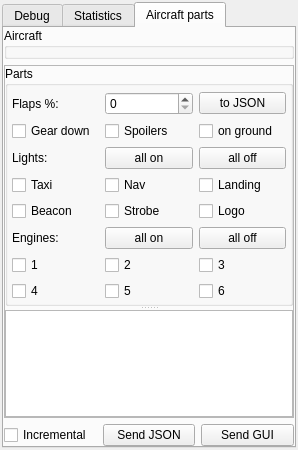
Before: the Qt Designer form src/blackgui/components/internalscomponent.ui in swift-project/pilotclient, drawn with Qt 5.
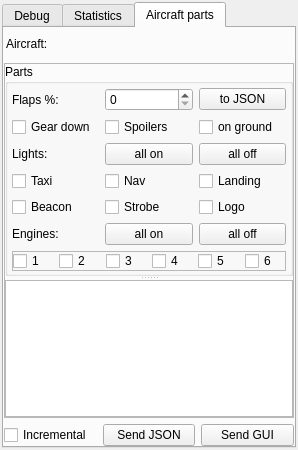
After: the same form once the commit is applied. The open tabs and pages were chosen to show the change. Custom widgets are drawn as their Qt base class.

Commit message: UI finetuning and minor code formatting

The edit to the form file:
```diff
--- a/src/blackgui/components/internalscomponent.ui
+++ b/src/blackgui/components/internalscomponent.ui
@@ -6,7 +6,7 @@
    <rect>
     <x>0</x>
     <y>0</y>
-    <width>277</width>
+    <width>282</width>
     <height>450</height>
    </rect>
   </property>
@@ -118,10 +118,10 @@
          </layout>
         </widget>
        </item>
-       <item>
+       <item alignment="Qt::AlignHCenter">
         <widget class="QLabel" name="lbl_Disclaimer_1">
          <property name="text">
-          <string>WORK IN PROGRES!!!!!</string>
+          <string>WORK IN PROGRESS!</string>
          </property>
         </widget>
        </item>
@@ -154,7 +154,7 @@
         </rect>
        </property>
        <property name="text">
-        <string>WORK IN PROGRES!!!!!</string>
+        <string>WORK IN PROGRESS!</string>
        </property>
       </widget>
      </widget>
@@ -167,7 +167,7 @@
         <number>0</number>
        </property>
        <property name="topMargin">
-        <number>0</number>
+        <number>4</number>
        </property>
        <property name="rightMargin">
         <number>0</number>
@@ -176,39 +176,34 @@
         <number>0</number>
        </property>
        <item>
-        <widget class="QGroupBox" name="gb_Aircraft">
-         <property name="title">
-          <string>Aircraft</string>
-         </property>
-         <layout class="QVBoxLayout" name="vl_GroupAircraftSelector">
-          <property name="spacing">
-           <number>2</number>
-          </property>
+        <widget class="QFrame" name="fr_Aircraft">
+         <layout class="QFormLayout" name="fl_Aircraft">
           <property name="leftMargin">
-           <number>4</number>
+           <number>2</number>
           </property>
           <property name="topMargin">
-           <number>6</number>
+           <number>0</number>
           </property>
           <property name="rightMargin">
-           <number>4</number>
+           <number>2</number>
           </property>
           <property name="bottomMargin">
-           <number>2</number>
+           <number>0</number>
           </property>
-          <item>
+          <item row="0" column="0">
+           <widget class="QLabel" name="lbl_Aircraft">
+            <property name="text">
+             <string>Aircraft:</string>
+            </property>
+           </widget>
+          </item>
+          <item row="0" column="1">
            <widget class="BlackGui::Components::CRemoteAircraftSelector" name="comp_RemoteAircraftSelector">
-            <property name="sizePolicy">
-             <sizepolicy hsizetype="Preferred" vsizetype="Maximum">
-              <horstretch>0</horstretch>
-              <verstretch>0</verstretch>
-             </sizepolicy>
-            </property>
-            <property name="frameShape">
-             <enum>QFrame::StyledPanel</enum>
-            </property>
-            <property name="frameShadow">
-             <enum>QFrame::Raised</enum>
+            <property name="minimumSize">
+             <size>
+              <width>0</width>
+              <height>25</height>
+             </size>
             </property>
            </widget>
           </item>
@@ -256,13 +251,13 @@
              </property>
              <layout class="QVBoxLayout" name="vl_GroupParts">
               <property name="spacing">
-               <number>6</number>
+               <number>4</number>
               </property>
               <property name="leftMargin">
                <number>4</number>
               </property>
               <property name="topMargin">
-               <number>6</number>
+               <number>4</number>
               </property>
               <property name="rightMargin">
                <number>4</number>
@@ -275,13 +270,6 @@
                 <property name="spacing">
                  <number>6</number>
                 </property>
-                <item row="3" column="2">
-                 <widget class="QCheckBox" name="cb_AircraftPartsLightsLanding">
-                  <property name="text">
-                   <string>Landing</string>
-                  </property>
-                 </widget>
-                </item>
                 <item row="4" column="1">
                  <widget class="QCheckBox" name="cb_AircraftPartsLightsStrobe">
                   <property name="text">
@@ -289,6 +277,13 @@
                   </property>
                  </widget>
                 </item>
+                <item row="3" column="2">
+                 <widget class="QCheckBox" name="cb_AircraftPartsLightsLanding">
+                  <property name="text">
+                   <string>Landing</string>
+                  </property>
+                 </widget>
+                </item>
                 <item row="1" column="0">
                  <widget class="QCheckBox" name="cb_AircraftPartsGearDown">
                   <property name="text">
@@ -296,13 +291,6 @@
                   </property>
                  </widget>
                 </item>
-                <item row="6" column="1">
-                 <widget class="QCheckBox" name="cb_AircraftPartsEngine2">
-                  <property name="text">
-                   <string>2</string>
-                  </property>
-                 </widget>
-                </item>
                 <item row="5" column="0">
                  <widget class="QLabel" name="lbl_AircraftPartsEngines">
                   <property name="text">
@@ -310,10 +298,10 @@
                   </property>
                  </widget>
                 </item>
-                <item row="6" column="0">
-                 <widget class="QCheckBox" name="cb_AircraftPartsEngine1">
+                <item row="4" column="0">
+                 <widget class="QCheckBox" name="cb_AircraftPartsLightsBeacon">
                   <property name="text">
-                   <string>1</string>
+                   <string>Beacon</string>
                   </property>
                  </widget>
                 </item>
@@ -324,20 +312,6 @@
                   </property>
                  </widget>
                 </item>
-                <item row="7" column="0">
-                 <widget class="QCheckBox" name="cb_AircraftPartsEngine4">
-                  <property name="text">
-                   <string>4</string>
-                  </property>
-                 </widget>
-                </item>
-                <item row="6" column="2">
-                 <widget class="QCheckBox" name="cb_AircraftPartsEngine3">
-                  <property name="text">
-                   <string>3</string>
-                  </property>
-                 </widget>
-                </item>
                 <item row="1" column="1">
                  <widget class="QCheckBox" name="cb_AircraftPartsSpoilers">
                   <property name="text">
@@ -345,27 +319,6 @@
                   </property>
                  </widget>
                 </item>
-                <item row="4" column="0">
-                 <widget class="QCheckBox" name="cb_AircraftPartsLightsBeacon">
-                  <property name="text">
-                   <string>Beacon</string>
-                  </property>
-                 </widget>
-                </item>
-                <item row="3" column="1">
-                 <widget class="QCheckBox" name="cb_AircraftPartsLightsNav">
-                  <property name="text">
-                   <string>Nav</string>
-                  </property>
-                 </widget>
-                </item>
-                <item row="2" column="0">
-                 <widget class="QLabel" name="lbl_AircraftPartsLights">
-                  <property name="text">
-                   <string>Lights:</string>
-                  </property>
-                 </widget>
-                </item>
                 <item row="3" column="0">
                  <widget class="QCheckBox" name="cb_AircraftPartsLightsTaxi">
                   <property name="text">
@@ -373,6 +326,13 @@
                   </property>
                  </widget>
                 </item>
+                <item row="2" column="0">
+                 <widget class="QLabel" name="lbl_AircraftPartsLights">
+                  <property name="text">
+                   <string>Lights:</string>
+                  </property>
+                 </widget>
+                </item>
                 <item row="4" column="2">
                  <widget class="QCheckBox" name="cb_AircraftPartsLightsLogo">
                   <property name="text">
@@ -380,10 +340,10 @@
                   </property>
                  </widget>
                 </item>
-                <item row="7" column="1">
-                 <widget class="QCheckBox" name="cb_AircraftPartsEngine5">
+                <item row="3" column="1">
+                 <widget class="QCheckBox" name="cb_AircraftPartsLightsNav">
                   <property name="text">
-                   <string>5</string>
+                   <string>Nav</string>
                   </property>
                  </widget>
                 </item>
@@ -404,6 +364,13 @@
                   </property>
                  </widget>
                 </item>
+                <item row="2" column="2">
+                 <widget class="QPushButton" name="pb_AircraftPartsLightsOff">
+                  <property name="text">
+                   <string>all off</string>
+                  </property>
+                 </widget>
+                </item>
                 <item row="5" column="1">
                  <widget class="QPushButton" name="pb_AircraftPartsEnginesOn">
                   <property name="text">
@@ -418,20 +385,6 @@
                   </property>
                  </widget>
                 </item>
-                <item row="7" column="2">
-                 <widget class="QCheckBox" name="cb_AircraftPartsEngine6">
-                  <property name="text">
-                   <string>6</string>
-                  </property>
-                 </widget>
-                </item>
-                <item row="2" column="2">
-                 <widget class="QPushButton" name="pb_AircraftPartsLightsOff">
-                  <property name="text">
-                   <string>all off</string>
-                  </property>
-                 </widget>
-                </item>
                 <item row="5" column="2">
                  <widget class="QPushButton" name="pb_AircraftPartsEnginesOff">
                   <property name="text">
@@ -446,6 +399,78 @@
                   </property>
                  </widget>
                 </item>
+                <item row="6" column="0" colspan="3">
+                 <widget class="QFrame" name="fr_Engines">
+                  <property name="minimumSize">
+                   <size>
+                    <width>0</width>
+                    <height>20</height>
+                   </size>
+                  </property>
+                  <property name="frameShape">
+                   <enum>QFrame::StyledPanel</enum>
+                  </property>
+                  <property name="frameShadow">
+                   <enum>QFrame::Raised</enum>
+                  </property>
+                  <layout class="QHBoxLayout" name="hl_Engines">
+                   <property name="leftMargin">
+                    <number>0</number>
+                   </property>
+                   <property name="topMargin">
+                    <number>0</number>
+                   </property>
+                   <property name="rightMargin">
+                    <number>0</number>
+                   </property>
+                   <property name="bottomMargin">
+                    <number>0</number>
+                   </property>
+                   <item>
+                    <widget class="QCheckBox" name="cb_AircraftPartsEngine1">
+                     <property name="text">
+                      <string>1</string>
+                     </property>
+                    </widget>
+                   </item>
+                   <item>
+                    <widget class="QCheckBox" name="cb_AircraftPartsEngine2">
+                     <property name="text">
+                      <string>2</string>
+                     </property>
+                    </widget>
+                   </item>
+                   <item>
+                    <widget class="QCheckBox" name="cb_AircraftPartsEngine3">
+                     <property name="text">
+                      <string>3</string>
+                     </property>
+                    </widget>
+                   </item>
+                   <item>
+                    <widget class="QCheckBox" name="cb_AircraftPartsEngine4">
+                     <property name="text">
+                      <string>4</string>
+                     </property>
+                    </widget>
+                   </item>
+                   <item>
+                    <widget class="QCheckBox" name="cb_AircraftPartsEngine5">
+                     <property name="text">
+                      <string>5</string>
+                     </property>
+                    </widget>
+                   </item>
+                   <item>
+                    <widget class="QCheckBox" name="cb_AircraftPartsEngine6">
+                     <property name="text">
+                      <string>6</string>
+                     </property>
+                    </widget>
+                   </item>
+                  </layout>
+                 </widget>
+                </item>
                </layout>
               </item>
              </layout>
```
The commit also changes 5 other files.
